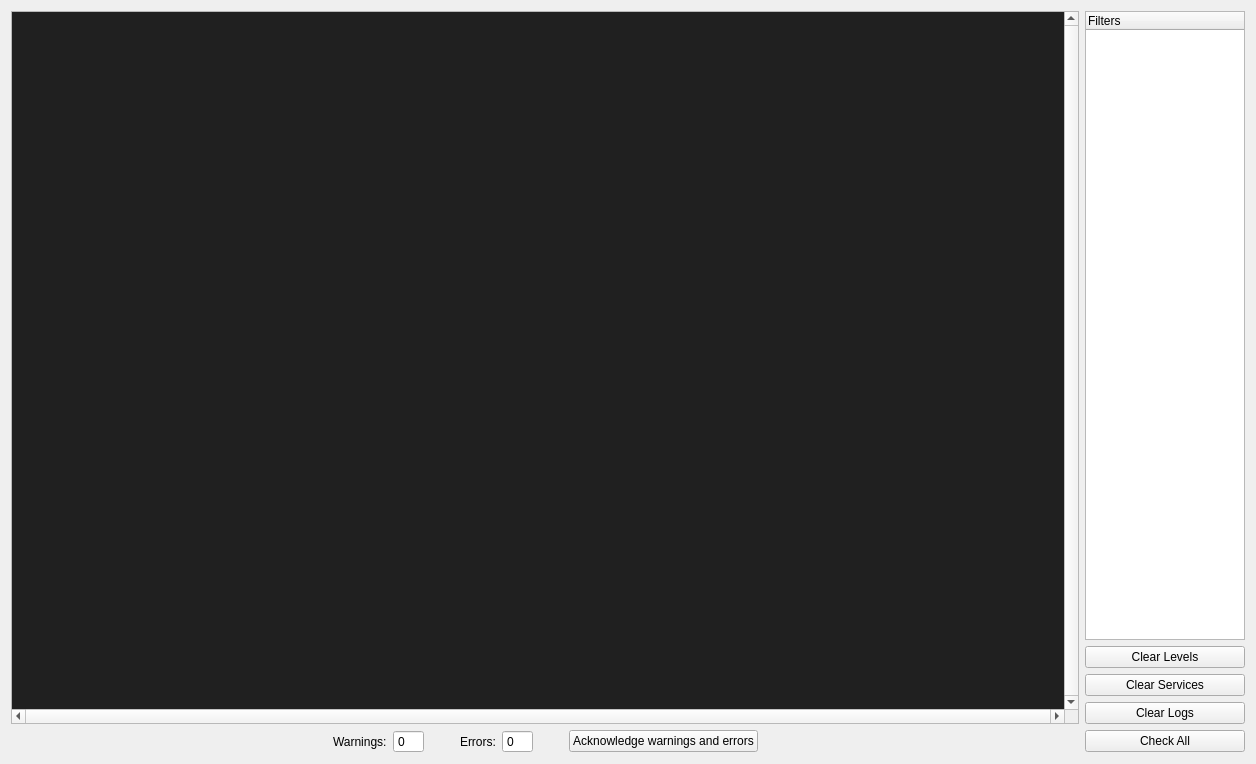
The window that guis/ui/logs.ui (janis-hag/kalao-ics) describes before a commit, drawn with Qt 5.
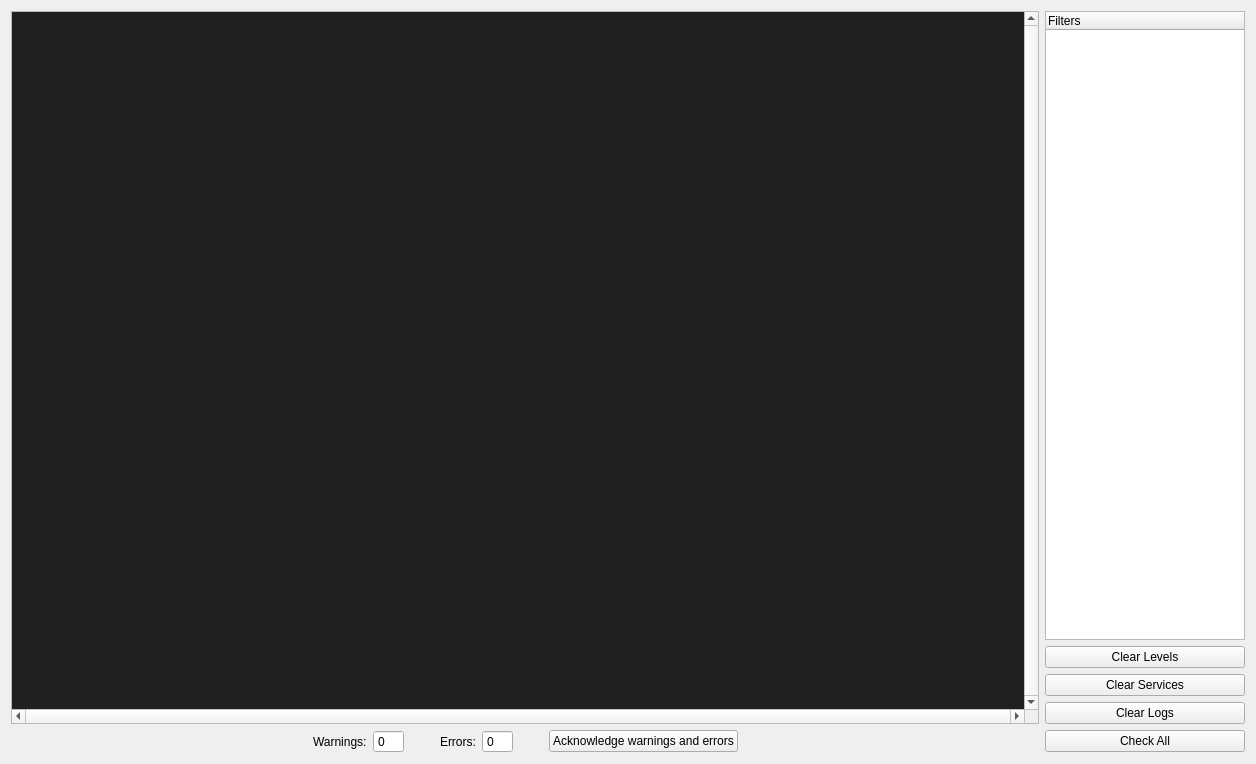
The same window after the commit.

What changed in the file:
```diff
--- a/guis/ui/logs.ui
+++ b/guis/ui/logs.ui
@@ -25,7 +25,7 @@
     <widget class="QTreeWidget" name="filters_tree">
      <property name="maximumSize">
       <size>
-       <width>160</width>
+       <width>200</width>
        <height>16777215</height>
       </size>
      </property>
```
